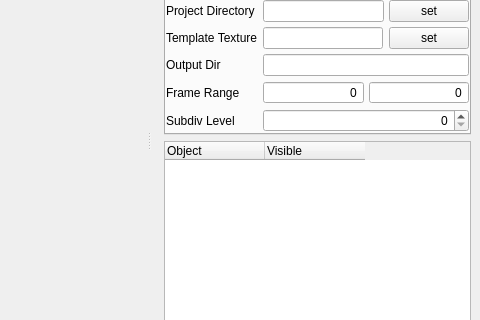
The window that src/projector.ui (markreidvfx/glprojectiontool) describes before a commit, drawn with Qt 5; both pictures show x 406 to 886 and y 182 to 502 of the 886 by 648 pixel window.
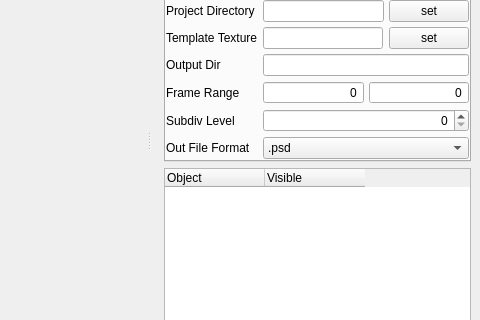
The same window after the commit. The open tabs and pages were chosen to show the change. Custom widgets are drawn as their Qt base class.

```diff
--- a/src/projector.ui
+++ b/src/projector.ui
@@ -489,6 +489,27 @@
                   </property>
                  </widget>
                 </item>
+                <item row="7" column="1">
+                 <widget class="QComboBox" name="output_file_format">
+                  <item>
+                   <property name="text">
+                    <string>.psd</string>
+                   </property>
+                  </item>
+                  <item>
+                   <property name="text">
+                    <string>.tif</string>
+                   </property>
+                  </item>
+                 </widget>
+                </item>
+                <item row="7" column="0">
+                 <widget class="QLabel" name="label_4">
+                  <property name="text">
+                   <string>Out File Format</string>
+                  </property>
+                 </widget>
+                </item>
                </layout>
               </item>
              </layout>
```
Left out of the diff: 22 changed lines with no effect on the pictures.
